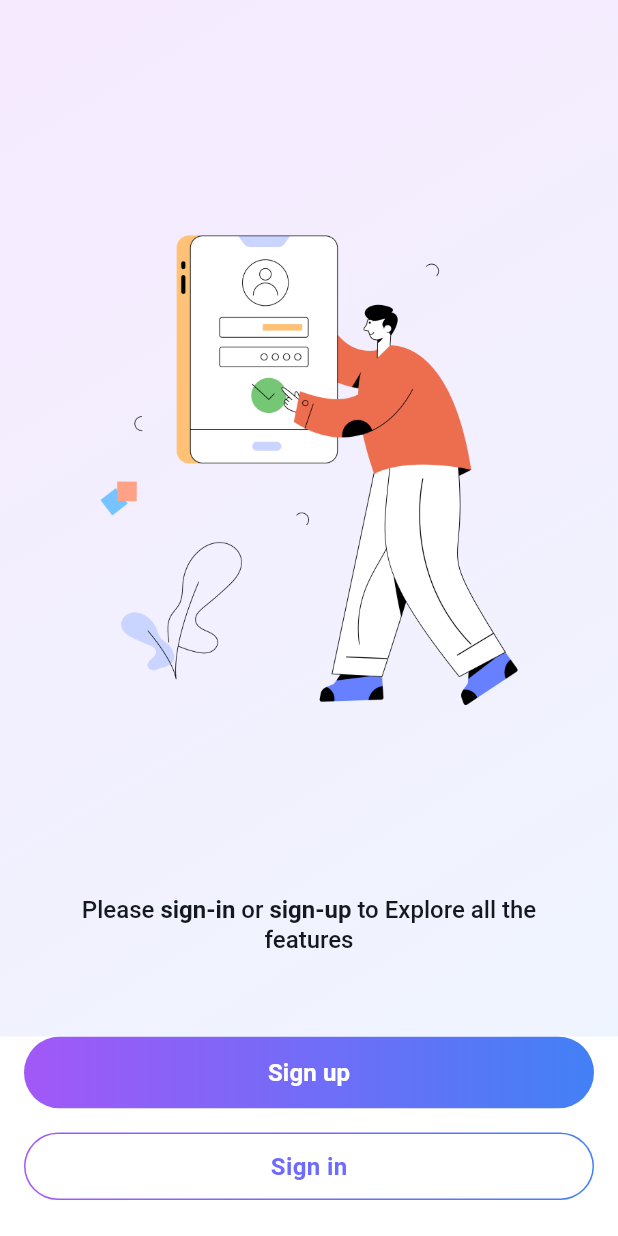
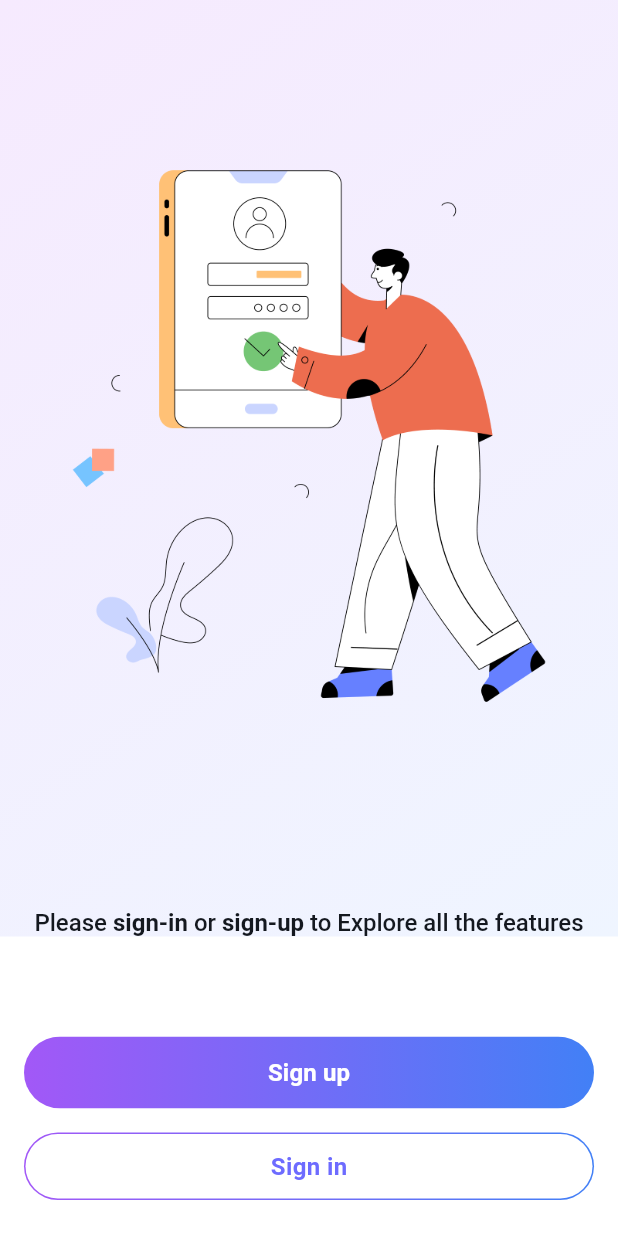
Before and after one commit to SaicharanGattu02/mentivisor, a Flutter app: the AuthLandingScreen screen opened by its route, on a phone screen of 412 x 824 dp. Run offline on Flutter 3.47's test engine with Material 3 defaults, Android fonts, the phone set to English and light mode, and no system bars; our stand-ins replace animate_do, app_links, bloc, cached_network_image, carousel_slider, connectivity_plus and 22 more; missing offline and left inert: flutter_pdfview, razorpay_flutter, simple_pdf_compression; accounts and stored records are empty; network calls fail; Roboto replaces fonts that are missing (segeo); project files that could hold a hidden picture were left out.

Commit message:
code commit by Charan 21-10-2025 time 3:54 PM

```diff
--- a/lib/Mentee/presentation/Ecc/EccScreen.dart
+++ b/lib/Mentee/presentation/Ecc/EccScreen.dart
@@ -496,21 +496,33 @@ class _EccScreenState extends State<EccScreen> {
                                 SliverPadding(
                                   padding: const EdgeInsets.all(8.0),
                                   sliver: SliverGrid(
-                                    gridDelegate: SliverGridDelegateWithFixedCrossAxisCount(
-                                      crossAxisCount: MediaQuery.of(context).size.width < 600 ? 1 : 2, // 👈 Responsive layout
+                                    gridDelegate:
+                                        SliverGridDelegateWithFixedCrossAxisCount(
+                                          crossAxisCount:
+                                              MediaQuery.of(
+                                                    context,
+                                                  ).size.width <
+                                                  600
+                                              ? 1
+                                              : 2, // 👈 Responsive layout
                                           crossAxisSpacing: 16,
                                           mainAxisSpacing: 16,
-                                      childAspectRatio: _getChildAspectRatio(context), // 👈 Maintains proportion
+                                          childAspectRatio:
+                                              _getChildAspectRatio(
+                                                context,
+                                              ), // 👈 Maintains proportion
                                         ),
-                                    delegate: SliverChildBuilderDelegate(
-                                          (context, index) {
+                                    delegate: SliverChildBuilderDelegate((
+                                      context,
+                                      index,
+                                    ) {
                                       return EventCard(
                                         eccList: ecclist[index],
-                                          scope: onCampusNotifier.value ? "" : "beyond",
+                                        scope: onCampusNotifier.value
+                                            ? ""
+                                            : "beyond",
                                       );
-                                      },
-                                      childCount: ecclist.length,
-                                    ),
+                                    }, childCount: ecclist.length),
                                   ),
                                 ),
 
@@ -527,7 +539,7 @@ class _EccScreenState extends State<EccScreen> {
                                     ),
                                   ),
                               ],
-                            )
+                            ),
                           ),
                         ),
                       );
@@ -628,7 +640,7 @@ double _getChildAspectRatio(BuildContext context) {
   // Adjust a bit to avoid overly tall/narrow cards
   if (width < 600) {
     // Mobile – single column
-    return baseRatio * 2.1; // taller cards
+    return baseRatio * 1.85; // taller cards
   } else if (width > 600) {
     // Tablet – 2 columns
     return baseRatio * 1.4;
@@ -637,7 +649,6 @@ double _getChildAspectRatio(BuildContext context) {
     return baseRatio * 2.2;
   }
 }
-
 
 class ECCShimmer extends StatefulWidget {
   const ECCShimmer({super.key});
--- a/lib/Mentee/presentation/authentication/AuthLandingScreen.dart
+++ b/lib/Mentee/presentation/authentication/AuthLandingScreen.dart
@@ -1,19 +1,16 @@
 import 'package:flutter/material.dart';
 import 'package:go_router/go_router.dart';
 import 'package:mentivisor/Components/CustomAppButton.dart';
+import 'package:mentivisor/utils/media_query_helper.dart';
 
 class AuthLandingScreen extends StatelessWidget {
   const AuthLandingScreen({super.key});
 
   @override
   Widget build(BuildContext context) {
-    final theme = Theme.of(context);
-    final width = MediaQuery.of(context).size.width;
-    final buttonHeight = 64.0;
-    final borderRadius = BorderRadius.circular(38);
-
     return Scaffold(
-      body: Container(
+      body: SingleChildScrollView(
+        child: Container(
           decoration: const BoxDecoration(
             gradient: LinearGradient(
               begin: Alignment.topLeft,
@@ -25,15 +22,10 @@ class AuthLandingScreen extends StatelessWidget {
             ),
           ),
           child: SafeArea(
-          child: LayoutBuilder(
-            builder: (context, c) {
-              return Padding(
-                padding: const EdgeInsets.symmetric(horizontal: 24),
             child: Column(
               children: [
-                    const SizedBox(height: 16),
-                    Expanded(
-                      child: Center(
+                SizedBox(height: 16),
+                Center(
                   child: Column(
                     mainAxisSize: MainAxisSize.min,
                     children: [
@@ -43,7 +35,7 @@ class AuthLandingScreen extends StatelessWidget {
                         child: FittedBox(
                           fit: BoxFit.contain,
                           child: SizedBox(
-                                  width: width * 0.68,
+                            width: SizeConfig.screenWidth * 0.68,
                             child: Image.asset(
                               'assets/images/onboarding_login.png',
                               fit: BoxFit.contain,
@@ -56,8 +48,8 @@ class AuthLandingScreen extends StatelessWidget {
                       RichText(
                         textAlign: TextAlign.center,
                         text: TextSpan(
-                                style: theme.textTheme.titleLarge?.copyWith(
-                                  color: const Color(0xFF14181F),
+                          style: TextStyle(
+                            color: Color(0xFF14181F),
                             fontWeight: FontWeight.w500,
                             fontSize: 16,
                           ),
@@ -65,39 +57,30 @@ class AuthLandingScreen extends StatelessWidget {
                             TextSpan(text: 'Please '),
                             TextSpan(
                               text: 'sign-in',
-                                    style: TextStyle(
-                                      fontWeight: FontWeight.w700,
-                                    ),
+                              style: TextStyle(fontWeight: FontWeight.w700),
                             ),
                             TextSpan(text: ' or '),
                             TextSpan(
                               text: 'sign-up',
-                                    style: TextStyle(
-                                      fontWeight: FontWeight.w700,
+                              style: TextStyle(fontWeight: FontWeight.w700),
                             ),
+                            TextSpan(text: ' to Explore all the features'),
+                          ],
                         ),
-                                  TextSpan(
-                                    text: ' to Explore all the features',
                       ),
                     ],
                   ),
                 ),
-
               ],
             ),
-                      ),
-                    ),
-                  ],
-                ),
-              );
-            },
           ),
         ),
       ),
       bottomNavigationBar: SafeArea(
         child: Padding(
           padding: EdgeInsets.fromLTRB(16, 0, 16, 24),
-          child: Column(mainAxisSize: MainAxisSize.min,
+          child: Column(
+            mainAxisSize: MainAxisSize.min,
             children: [
               CustomAppButton1(
                 text: "Sign up",
--- a/lib/Mentee/presentation/authentication/LoginScreen.dart
+++ b/lib/Mentee/presentation/authentication/LoginScreen.dart
@@ -62,18 +62,19 @@ class _LoginScreenState extends State<LoginScreen> {
       isValid = false;
     }
 
-    String? fcmToken = await FirebaseMessaging.instance.getToken();
-    AppLogger.log("FCM Token: $fcmToken");
+    // String? fcmToken = await FirebaseMessaging.instance.getToken();
+    // AppLogger.log("FCM Token: $fcmToken");
 
-    if (fcmToken != null) {
-      await SecureStorageService.instance.setString("fb_token", fcmToken);
-    }
+    // if (fcmToken != null) {
+    //   await SecureStorageService.instance.setString("fb_token", fcmToken);
+    // }
 
     if (isValid) {
       final Map<String, dynamic> data = {
         "username": emailController.text,
         "password": passwordController.text,
-        "fcm_token": fcmToken ?? "",
+        // "fcm_token": fcmToken ?? "",
+        "fcm_token": "sdjhSPJDHs",
       };
       context.read<LoginCubit>().logInApi(data);
     }
```
Lines whose indentation alone changed are shown as unchanged.
